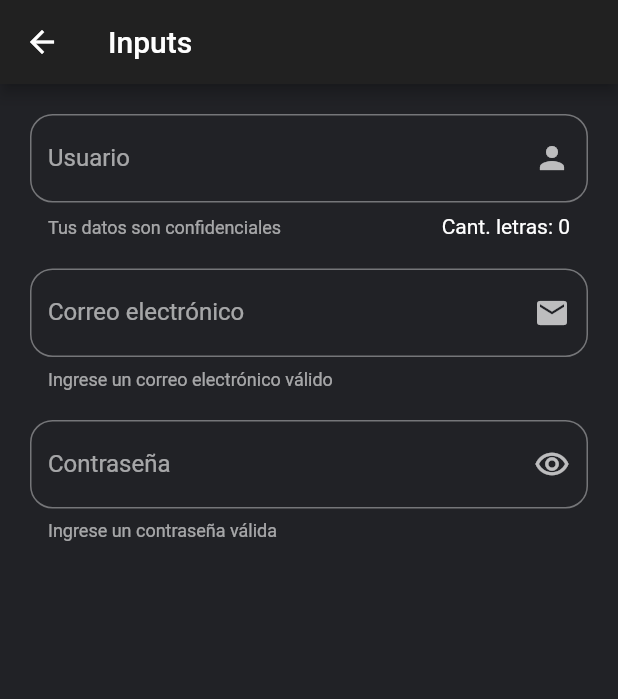
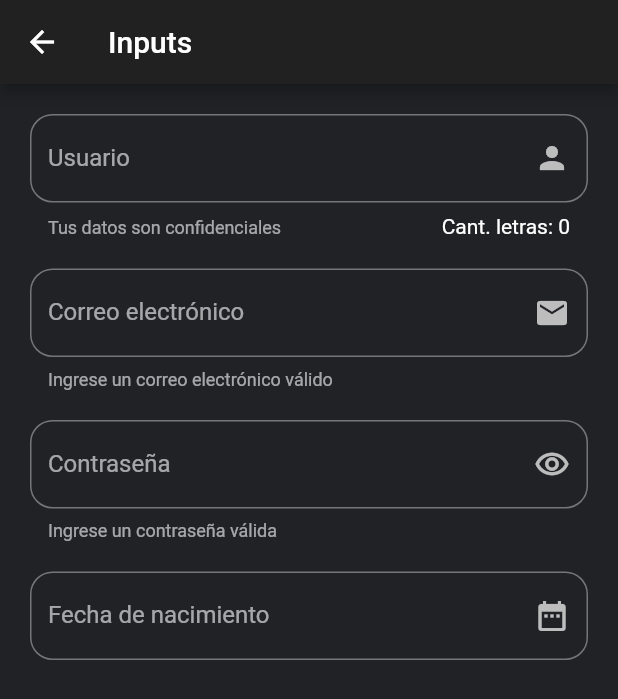
Before and after one commit to eeBarrionuevo/flutter_codigo_components, a Flutter app: the InputPage screen opened directly, on a phone screen of 412 x 824 dp. Shown: the top 699 px of the screen. Run offline on Flutter 3.47's test engine with Material 2 defaults, Android fonts, the phone set to English and light mode, and no system bars; network calls fail.

Commit message:
InputPage part 4

```diff
--- a/lib/pages/input_page.dart
+++ b/lib/pages/input_page.dart
@@ -6,7 +6,10 @@ class InputPage extends StatefulWidget {
 }
 
 class _InputPageState extends State<InputPage> {
+
   int cantidad = 0;
+  bool visiblePassword = true;
+  TextEditingController matasquita = TextEditingController();
 
   @override
   Widget build(BuildContext context) {
@@ -25,22 +28,76 @@ class _InputPageState extends State<InputPage> {
           SizedBox(
             height: 20.0,
           ),
+          inputPassword(),
+
+          SizedBox(
+            height: 20.0,
+          ),
+
           TextField(
-            obscureText: true,
+            controller: matasquita,
+            enableInteractiveSelection: false,
             decoration: InputDecoration(
-              // icon: Icon(Icons.mail),
-                border: OutlineInputBorder(
-                  borderRadius: BorderRadius.circular(15.0),
-                ),
-                suffixIcon: Icon(Icons.remove_red_eye_outlined),
-                labelText: "Contraseña",
-                hintText: "Ingrese su contraseña",
-                helperText: "Ingrese un contraseña válida"
+              border: OutlineInputBorder(
+                borderRadius: BorderRadius.circular(15.0)
+              ),
+              labelText: "Fecha de nacimiento",
+              hintText: "Ingrese su fecha de nacimiento",
+              suffixIcon: Icon(Icons.date_range)
             ),
-          )
+            onTap: (){
+              FocusScope.of(context).requestFocus(FocusNode());
+              print("Abrir date...");
+              selectDate(context);
+            },
+          ),
+
+
         ],
       ),
     );
+  }
+
+
+  selectDate(BuildContext mandarina) async{
+    DateTime picked = await showDatePicker(
+      context: mandarina,
+      initialDate: DateTime.now(),
+      firstDate: DateTime(2000),
+      lastDate: DateTime(2023),
+    );
+
+    if(picked != null){
+      matasquita.text = picked.toString();
+    }
+
+
+  }
+
+
+
+  Widget inputPassword() {
+    return TextField(
+          obscureText: visiblePassword,
+          decoration: InputDecoration(
+            // icon: Icon(Icons.mail),
+              border: OutlineInputBorder(
+                borderRadius: BorderRadius.circular(15.0),
+              ),
+              suffixIcon: IconButton(
+                icon: visiblePassword == true ? Icon(Icons.remove_red_eye_outlined) : Icon(Icons.remove_red_eye),
+                onPressed: (){
+                  visiblePassword = !visiblePassword;
+                  setState(() {
+
+                  });
+                },
+              ),
+              labelText: "Contraseña",
+              hintText: "Ingrese su contraseña",
+              helperText: "Ingrese un contraseña válida"
+          ),
+        );
   }
 
   Widget inputMail() {
```
